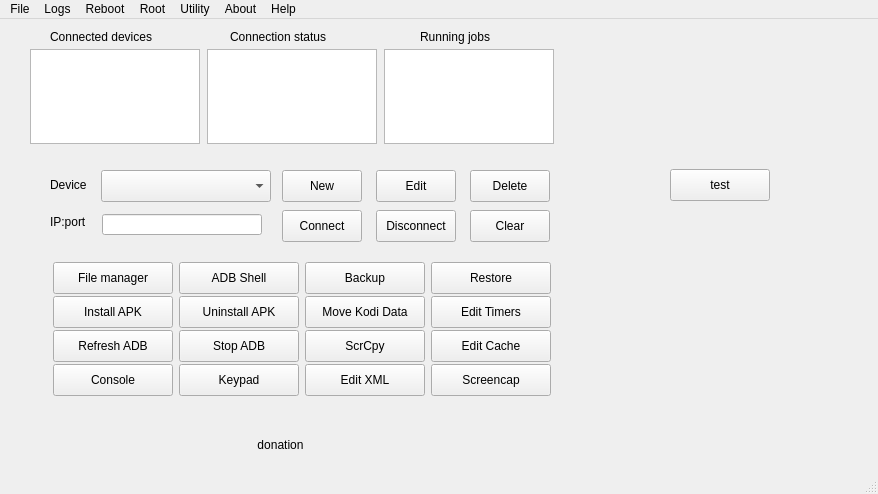
Above: mainwindow.ui from Eliminater74/adblink before the change. Below: the same form after it.
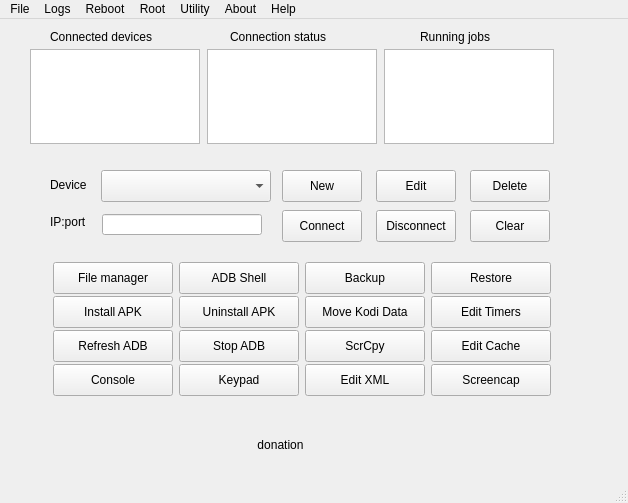
That is the form after the change.

Commit message: xbmc_env detection started

Patch:
```diff
--- a/mainwindow.ui
+++ b/mainwindow.ui
@@ -6,8 +6,8 @@
    <rect>
     <x>0</x>
     <y>0</y>
-    <width>878</width>
-    <height>494</height>
+    <width>628</width>
+    <height>503</height>
    </rect>
   </property>
   <property name="sizePolicy">
@@ -927,8 +927,8 @@
    <widget class="QPushButton" name="test">
     <property name="geometry">
      <rect>
-      <x>670</x>
-      <y>150</y>
+      <x>80</x>
+      <y>590</y>
       <width>100</width>
       <height>32</height>
      </rect>
@@ -944,7 +944,7 @@
     <rect>
      <x>0</x>
      <y>0</y>
-     <width>878</width>
+     <width>628</width>
      <height>24</height>
     </rect>
    </property>
```
The commit also changes 1 other file.
